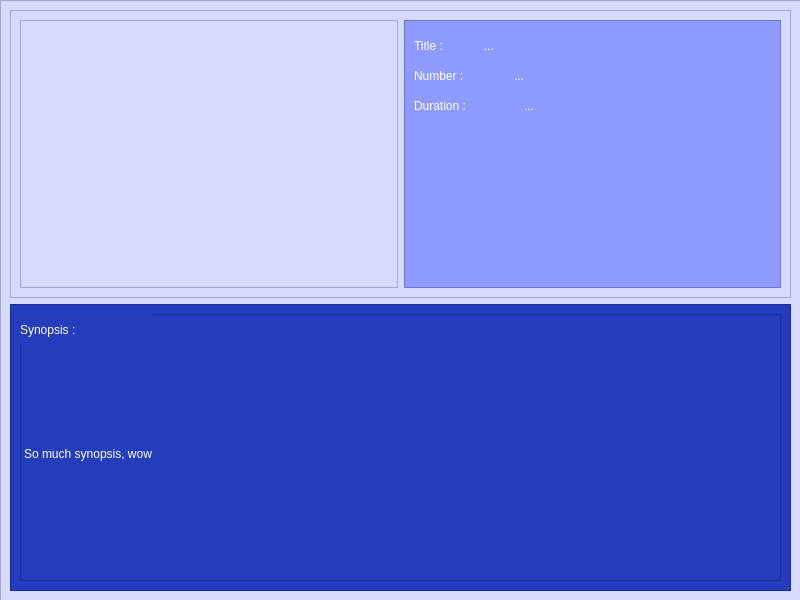
First picture: the form in pageoneepisode.ui, repository Sovhan/8INF957_ProjetSAVR, before the edit.
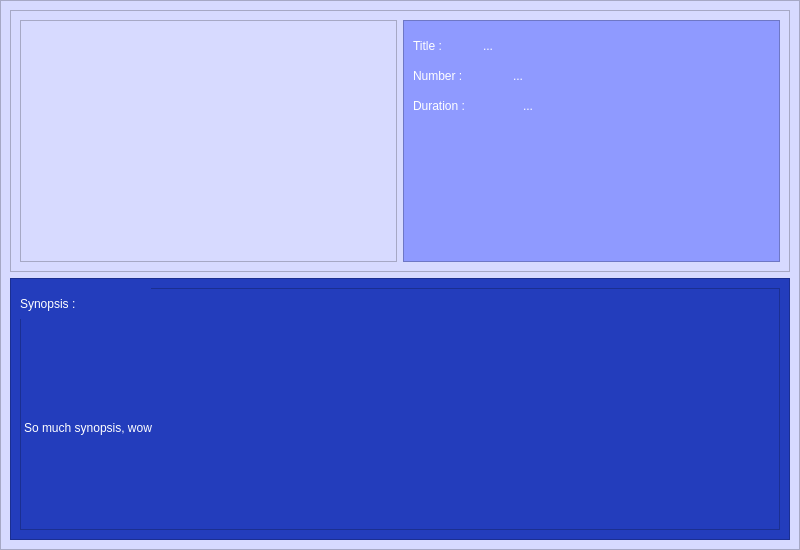
Second picture: the form after the edit.

Commit message: Clicking on an episode open the One Episode Page

```diff
--- a/pageoneepisode.ui
+++ b/pageoneepisode.ui
@@ -7,19 +7,19 @@
     <x>0</x>
     <y>0</y>
     <width>800</width>
-    <height>600</height>
+    <height>550</height>
    </rect>
   </property>
   <property name="minimumSize">
    <size>
     <width>800</width>
-    <height>600</height>
+    <height>550</height>
    </size>
   </property>
   <property name="maximumSize">
    <size>
     <width>800</width>
-    <height>600</height>
+    <height>550</height>
    </size>
   </property>
   <property name="windowTitle">
@@ -30,10 +30,22 @@
     <rect>
      <x>0</x>
      <y>0</y>
-     <width>801</width>
-     <height>601</height>
+     <width>800</width>
+     <height>550</height>
     </rect>
    </property>
+   <property name="minimumSize">
+    <size>
+     <width>800</width>
+     <height>550</height>
+    </size>
+   </property>
+   <property name="maximumSize">
+    <size>
+     <width>800</width>
+     <height>550</height>
+    </size>
+   </property>
    <property name="styleSheet">
     <string notr="true">background-color : #d7daff; font: 14pt &quot;Calibri&quot;;
 color: white;</string>
```
The commit also changes 1 other file.
